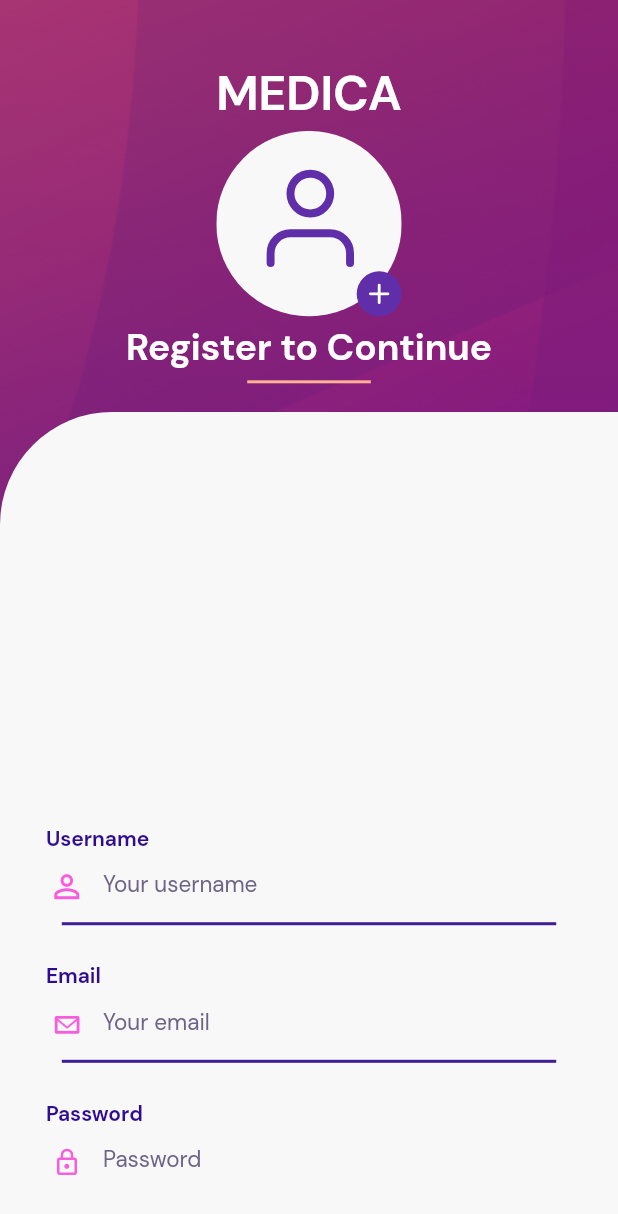
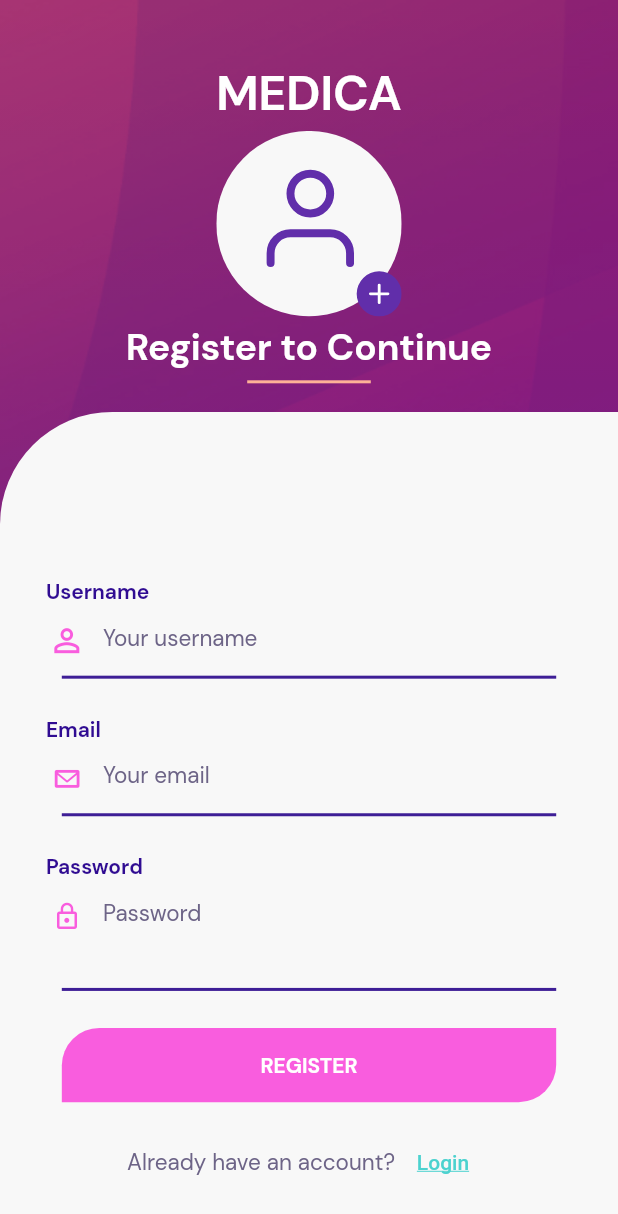
Before and after one commit to ahmednabilmahran/new-medica, a Flutter app: the patient_register screen opened directly, on a phone screen of 412 x 824 dp. Shown: the top 1214 px of the screen. Run offline on Flutter 3.47's test engine with Material 2 defaults, Android fonts, the phone set to English and light mode, and no system bars; our stand-ins replace carousel_slider, cloud_firestore, country_code_picker, equatable, firebase_auth, firebase_core and 11 more; missing offline and left inert: dart:ffi, flutter_facebook_auth; accounts and stored records are empty.

Commit message:
Update patient_register.dart

```diff
--- a/lib/patient/patient_register.dart
+++ b/lib/patient/patient_register.dart
@@ -240,58 +240,102 @@ class _patient_registerState extends State<patient_register> {
                               SizedBox(
                                 height: size.height * 0.03,
                               ),
+                              Divider(
+                                color: Color(0xff3E1E96),
+                                indent: size.width * 0.05,
+                                endIndent: size.width * 0.05,
+                                height: 1,
+                                thickness: 2,
+                              ),
+                              SizedBox(
+                                height: size.height * 0.03,
+                              ),
+                              TextButton(
+                                  onPressed: () async {
+                                      setState(() {
+                                        _isProcessing = true;
+                                      });
+                                      if (_registerFormKey.currentState!
+                                          .validate()) {
+                                        User? user = (await AuthProvider
+                                            .registerUsingEmailPassword(
+                                          name: _nameTextController.text,
+                                          email: _emailTextController.text,
+                                          password:
+                                              _passwordTextController.text,
+                                        ));
+
+                                        setState(() {
+                                          _isProcessing = false;
+                                        });
+
+                                        if (user != null) {
+                                          Get.to(() => patient_home());
+                                        }
+                                      }
+                                    },
 
 
-                          //                        _isProcessing
-                          // ? CircularProgressIndicator()
-                          // : Row(
-                          //     children: [
-                          //       Expanded(
-                          //         child: ElevatedButton(
-                          //           onPressed: () async {
-                          //             setState(() {
-                          //               _isProcessing = true;
-                          //             });
 
-                          //             if (_registerFormKey.currentState!
-                          //                 .validate()) {
-                          //               User? user = await AuthProvider
-                          //                   .registerUsingEmailPassword(
-                          //                 name: _nameTextController.text,
-                          //                 email: _emailTextController.text,
-                          //                 password:
-                          //                     _passwordTextController.text,
-                          //               );
+                                  style: TextButton.styleFrom(
+                                    minimumSize: Size(
+                                        size.width * 0.8, size.height * 0.06),
 
-                          //               setState(() {
-                          //                 _isProcessing = false;
-                          //               });
+                                    shape: RoundedRectangleBorder(
+                                        borderRadius: BorderRadius.only(
+                                      topLeft: Radius.circular(25),
+                                      bottomRight: Radius.circular(25),
+                                    )),
+                                    backgroundColor: secondaryColor,
+                                  ),
+                                  child: CustomText(
+                                      text: 'REGISTER',
+                                      textStyle: TextStyle(
+                                          color: Colors.white,
+                                          fontFamily: 'DMSans',
+                                          fontWeight: FontWeight.w800,
+                                          fontSize: 14))),
+                              SizedBox(
+                                height: size.height * 0.02,
+                              ),
+                              Row(
+                                mainAxisAlignment: MainAxisAlignment.center,
+                                children: [
+                                  CustomText(
+                                    text: "Already have an account?",
+                                    textStyle:
+                                        TextStyle(color: Color(0xff6D6487),
+                                        fontFamily: 'DMSans',
+                                        fontSize: 15.0,
+                                        fontWeight: FontWeight.normal),
+                                  ),
+                                  // SizedBox(
+                                  //   width: size.width * 0.001,
+                                  // ),
+                                  TextButton(
+                                    style: TextButton.styleFrom(
+                                        // Spadding: EdgeInsets.all(0),
+                                        // minimumSize: Size(1, 1)
+                                        ),
+                                    onPressed: () {
+                                      Get.to(() => PatientLogin());
+                                    },
+                                    child: CustomText(
+                                      text: "Login",
+                                      textStyle: TextStyle(
+                                          color: Color(0xff4CD2CF),
+                                          decoration: TextDecoration.underline),
+                                    ),
+                                  )
+                                ],
+                              ),
+                              SizedBox(
+                                height: size.height * 0.03,
+                              ),
 
-                          //               if (user != null) {
-                          //                 Navigator.of(context)
-                          //                     .pushAndRemoveUntil(
-                          //                   MaterialPageRoute(
-                          //                     builder: (context) =>
-                          //                         ProfilePage(user: user),
-                          //                   ),
-                          //                   ModalRoute.withName('/'),
-                          //                 );
-                          //               }
-                          //             }
-                          //           },
-                          //           child: Text(
-                          //             'Sign up',
-                          //             style: TextStyle(color: Colors.white),
-                          //           ),
-                          //         ),
-                          //       ),
-                          //     ],
-
-                          //       )
-                          ]
-
+                            ]),
                       ),
-                    ))
+                    )
                   ],
                 ),
               ]),
```
